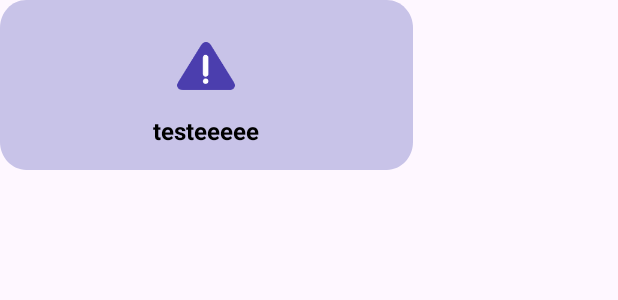
After one commit to OL-sergio/YupWeather, an Android app: the layout custom_toast.xml on its own in the app's theme, with its tools: preview values and no code run, on a phone screen of 412 x 824 dp. The commit adds this screen. Shown: the top 300 px of the screen. Run offline under Robolectric (Android 15) with nearby library versions, the phone set to English and light mode, and no system bars.

Commit message:
Work Done: - Adding to project custom Toast Alert component that shows error message from API. And converting the text message sent from the API and presenting it to the user.
* Notes:
- ...

* Add items:
- ic_alert.xml
- ic_rectangle_round_corners_c300
- custom_toast.xml

* Updated items:
- Converts
- CustomAlerts
- ic_rectangle_round_corners_c200.xml
- MainActivity
- colors.xml

* Removed:
- APIClient

```diff
--- /dev/null
+++ b/app/src/main/res/drawable/ic_alert.xml
@@ -0,0 +1,24 @@
+<vector xmlns:android="http://schemas.android.com/apk/res/android"
+    android:width="64dp"
+    android:height="64dp"
+    android:viewportWidth="507.42"
+    android:viewportHeight="507.42">
+  <path
+      android:pathData="M329.31,129.11l13.6,22l150.8,242.4c22.4,36 6,65.2 -36.8,65.2h-406.4c-42.4,0 -59.2,-29.6 -36.8,-65.6l198.8,-320.8c22.4,-36 58.8,-36 81.2,0L329.31,129.11z"
+      android:fillColor="@color/color_700"/>
+  <path
+      android:pathData="M253.71,343.51c-10.8,0 -20,-8.8 -20,-20v-143.2c0,-10.8 9.2,-20 20,-20s20,8.8 20,20v143.2C273.71,334.31 264.51,343.51 253.71,343.51z"
+      android:fillColor="@color/color_200"/>
+  <path
+      android:pathData="M253.31,407.11c-5.2,0 -10.4,-2 -14,-6c-3.6,-3.6 -6,-8.8 -6,-14s2,-10.4 6,-14c3.6,-3.6 8.8,-6 14,-6s10.4,2 14,6c3.6,3.6 6,8.8 6,14s-2,10.4 -6,14C263.71,404.71 258.51,407.11 253.31,407.11z"
+      android:fillColor="@color/color_200"/>
+  <path
+      android:fillColor="@color/color_700"
+      android:pathData="M456.91,465.51h-406.4c-22,0 -38.4,-7.6 -46,-21.6s-5.6,-32.8 6,-51.2l198.8,-321.6c11.6,-18.8 27.2,-29.2 44.4,-29.2l0,0c16.8,0 32.4,10 43.6,28.4l35.2,56.4l0,0l13.6,22l150.8,243.6c11.6,18.4 13.6,37.2 6,51.2C495.31,457.91 478.91,465.51 456.91,465.51zM253.31,49.91L253.31,49.91c-14,0 -27.2,8.8 -37.6,25.2l-198.8,321.6c-10,16 -12,31.6 -5.6,43.2s20.4,17.6 39.2,17.6h406.4c18.8,0 32.8,-6.4 39.2,-17.6c6.4,-11.2 4.4,-27.2 -5.6,-43.2l-150.8,-243.6l-13.6,-22l-35.2,-56.4C280.51,58.71 267.31,49.91 253.31,49.91z"/>
+  <path
+      android:fillColor="@color/color_200"
+      android:pathData="M249.71,347.51c-13.2,0 -24,-10.8 -24,-24v-143.2c0,-13.2 10.8,-24 24,-24s24,10.8 24,24v143.2C273.71,336.71 262.91,347.51 249.71,347.51zM249.71,164.31c-8.8,0 -16,7.2 -16,16v143.2c0,8.8 7.2,16 16,16s16,-7.2 16,-16v-143.2C265.71,171.51 258.51,164.31 249.71,164.31z"/>
+  <path
+      android:fillColor="@color/color_200"
+      android:pathData="M249.71,411.11L249.71,411.11c-6.4,0 -12.4,-2.4 -16.8,-6.8c-4.4,-4.4 -6.8,-10.8 -6.8,-16.8c0,-6.4 2.4,-12.4 6.8,-16.8c4.4,-4.4 10.8,-7.2 16.8,-7.2c6.4,0 12.4,2.4 16.8,7.2c4.4,4.4 7.2,10.4 7.2,16.8s-2.4,12.4 -7.2,16.8C262.11,408.31 256.11,411.11 249.71,411.11zM249.71,371.11c-4,0 -8.4,1.6 -11.2,4.8c-2.8,2.8 -4.8,7.2 -4.8,11.2c0,4.4 1.6,8.4 4.8,11.2c2.8,2.8 7.2,4.8 11.2,4.8s8.4,-1.6 11.2,-4.8c2.8,-2.8 4.8,-7.2 4.8,-11.2s-1.6,-8.4 -4.8,-11.2C258.11,372.71 253.71,371.11 249.71,371.11z"/>
+</vector>
--- /dev/null
+++ b/app/src/main/res/drawable/ic_rectangle_round_corners_c300.xml
@@ -0,0 +1,18 @@
+<?xml version="1.0" encoding="utf-8"?>
+<vector xmlns:android="http://schemas.android.com/apk/res/android"
+    xmlns:tools="http://schemas.android.com/tools"
+    android:width="225dp"
+    android:height="134dp"
+    android:viewportWidth="315"
+    android:viewportHeight="135"
+    tools:ignore="VectorRaster">
+    <group>
+        <clip-path
+            android:pathData="M20 0H295C306.046 0 315 8.95431 315 20V102C315 113.046 306.046 122 295 122H20C8.95431 122 0 113.046 0 102V20C0 8.95431 8.95431 0 20 0Z"
+            />
+        <path
+            android:pathData="M0 0V122H315V0"
+            android:fillColor="@color/color_300"
+            />
+    </group>
+</vector>
--- a/app/src/main/res/layout/activity_main.xml
+++ b/app/src/main/res/layout/activity_main.xml
@@ -199,7 +199,7 @@
                     android:layout_width="match_parent"
                     android:layout_height="125dp"
                     android:layout_gravity="center"
-                    android:background="@drawable/ic_rectangle_round_corners">
+                    android:background="@drawable/ic_rectangle_round_corners_c200">
 
                     <ImageView
                         android:id="@+id/imageView_iconHumidity"
--- /dev/null
+++ b/app/src/main/res/layout/custom_toast.xml
@@ -0,0 +1,34 @@
+<?xml version="1.0" encoding="utf-8"?>
+<LinearLayout xmlns:android="http://schemas.android.com/apk/res/android"
+    android:id="@+id/layout_customToast"
+    android:layout_width="275dp"
+    android:layout_height="125dp"
+    android:background="@drawable/ic_rectangle_round_corners_c300"
+    android:paddingLeft="10dp"
+    android:paddingRight="10dp"
+    android:orientation="vertical">
+
+       <ImageView
+           android:id="@+id/imageView_customToast"
+           android:layout_width="wrap_content"
+           android:layout_height="wrap_content"
+           android:layout_gravity="center_horizontal"
+           android:layout_marginTop="12dp"
+           android:scaleY="0.6"
+           android:scaleX="0.6"
+           android:src="@drawable/ic_alert"
+           android:importantForAccessibility="no" />
+
+       <TextView
+           android:id="@+id/textView_customToast"
+           android:layout_width="match_parent"
+           android:layout_height="wrap_content"
+           android:layout_gravity="center"
+           android:textAlignment="center"
+           android:text="testeeeee"
+           android:textColor="@color/color_1000"
+           android:textSize="16sp"
+           android:textStyle="bold" />
+
+
+</LinearLayout>
--- a/app/src/main/res/values/colors.xml
+++ b/app/src/main/res/values/colors.xml
@@ -4,6 +4,7 @@
     <color name="white">#FFFFFFFF</color>
 
     <color name="color_200">#FFFFFF</color>
+    <color name="color_300">#C8C3E8</color>
     <color name="color_500">#2196F3</color>
     <color name="color_700">#4B3EAE</color>
     <color name="color_900">#AD58575B</color>
```
Also changed, not shown: app/src/main/java/exemple/weatherapp/api/java/yupweather/MainActivity.java (+42 -5 lines), app/src/main/java/exemple/weatherapp/api/java/yupweather/utilities/Converts.java (+17 -0 lines), app/src/main/java/exemple/weatherapp/api/java/yupweather/utilities/CustomAlerts.java (renamed from app/src/main/java/exemple/weatherapp/api/java/yupweather/utilities/CustomAlertDialog.java, +37 -2 lines), app/src/main/res/drawable/ic_rectangle_round_corners_c200.xml (renamed from app/src/main/res/drawable/ic_rectangle_round_corners.xml).
